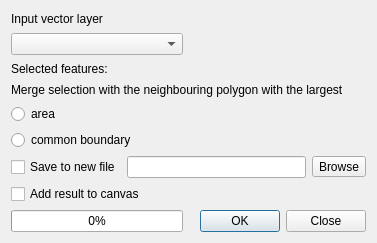
Qt form python/plugins/fTools/tools/frmEliminate.ui (qgis/QGIS) before a commit.
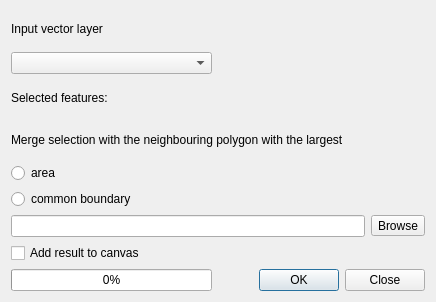
The same form after that commit.

Commit message:
[fTools]: fix #6925 eliminate sliver polygons
Redo tool completely, make output file is compulsive for user.

What changed in the file:
```diff
--- a/python/plugins/fTools/tools/frmEliminate.ui
+++ b/python/plugins/fTools/tools/frmEliminate.ui
@@ -6,8 +6,8 @@
    <rect>
     <x>0</x>
     <y>0</y>
-    <width>377</width>
-    <height>243</height>
+    <width>436</width>
+    <height>302</height>
    </rect>
   </property>
   <property name="windowTitle">
@@ -54,13 +54,6 @@
    </item>
    <item row="6" column="0" colspan="3">
     <layout class="QHBoxLayout" name="horizontalLayout">
-     <item>
-      <widget class="QCheckBox" name="writeShapefileCheck">
-       <property name="text">
-        <string>Save to new file</string>
-       </property>
-      </widget>
-     </item>
      <item>
       <widget class="QLineEdit" name="outShape">
        <property name="readOnly">
```
The commit also changes 1 other file.
